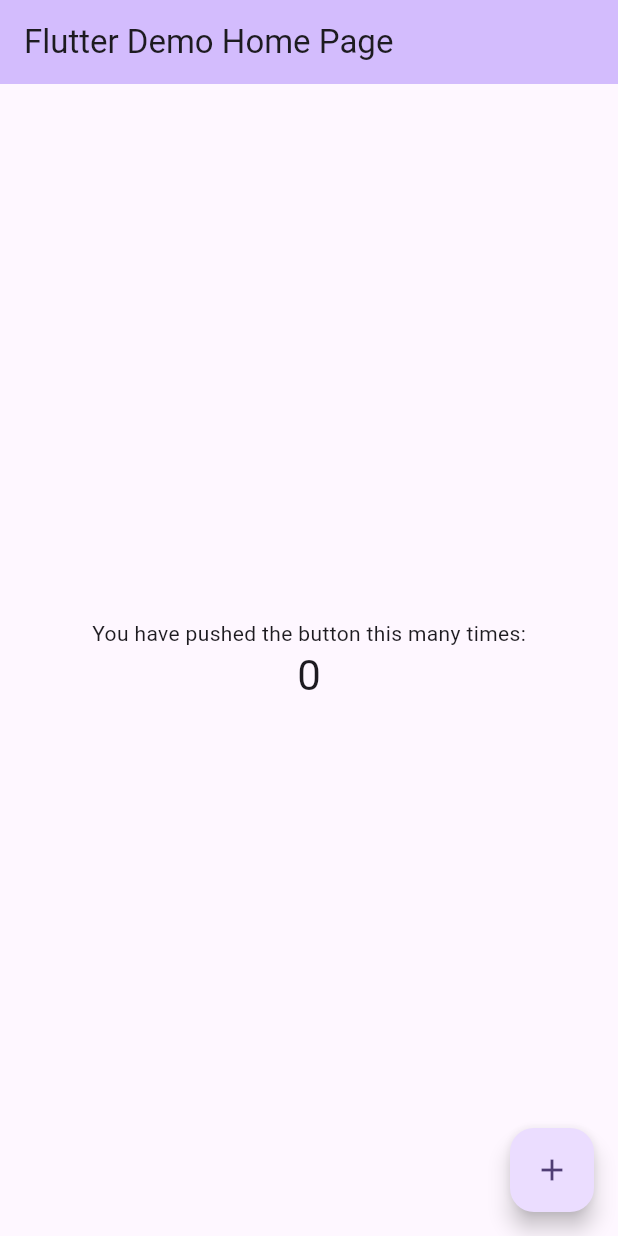
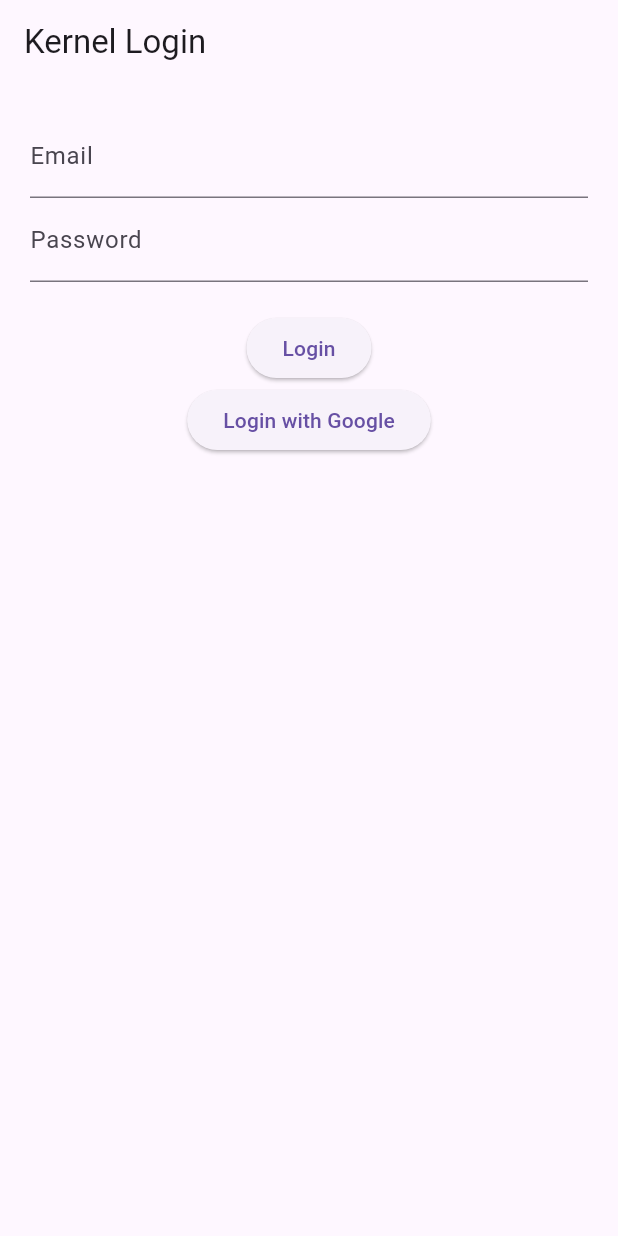
Before and after one commit to krishnakireeti-2k7/kernel, a Flutter app: the screen it shows after launch, on a phone screen of 412 x 824 dp. Run offline on Flutter 3.47's test engine with Material 3 defaults, Android fonts, the phone set to English and light mode, and no system bars; our stand-ins replace flutter_riverpod, supabase_flutter; accounts and stored records are empty.

Commit message:
project structure

```diff
--- /dev/null
+++ b/lib/features/auth/auth_controller.dart
@@ -0,0 +1,62 @@
+import 'package:flutter_riverpod/flutter_riverpod.dart';
+import 'package:supabase_flutter/supabase_flutter.dart';
+
+final authControllerProvider = Provider<AuthController>((ref) {
+  return AuthController();
+});
+
+class AuthController {
+  final SupabaseClient _client = Supabase.instance.client;
+
+  User? get currentUser => _client.auth.currentUser;
+
+  // Sign in with email
+  Future<AuthResponse> signInWithEmail(String email, String password) async {
+    final res = await _client.auth.signInWithPassword(
+      email: email,
+      password: password,
+    );
+    await _ensureUserRow();
+    return res;
+  }
+
+  // Sign up with email
+  Future<AuthResponse> signUpWithEmail(
+    String email,
+    String password, {
+    String? displayName,
+  }) async {
+    final res = await _client.auth.signUp(email: email, password: password);
+    await _ensureUserRow(displayName: displayName);
+    return res;
+  }
+
+  // Sign in with Google
+  Future<void> signInWithGoogle() async {
+    await _client.auth.signInWithOAuth(provider: Provider.google);
+    await _ensureUserRow();
+  }
+
+  // Sign out
+  Future<void> signOut() async {
+    await _client.auth.signOut();
+  }
+
+  // Ensure a row exists in users table
+  Future<void> _ensureUserRow({String? displayName}) async {
+    final user = _client.auth.currentUser;
+    if (user == null) return;
+
+    final response =
+        await _client.from('users').select().eq('id', user.id).execute();
+
+    if (response.data == null || (response.data as List).isEmpty) {
+      // Insert user row
+      await _client.from('users').insert({
+        'id': user.id,
+        'email': user.email,
+        'display_name': displayName ?? user.userMetadata?['full_name'] ?? '',
+      }).execute();
+    }
+  }
+}
--- /dev/null
+++ b/lib/features/auth/auth_page.dart
@@ -0,0 +1,59 @@
+import 'package:flutter/material.dart';
+import 'auth_controller.dart';
+import 'package:flutter_riverpod/flutter_riverpod.dart';
+
+class AuthPage extends ConsumerWidget {
+  final emailController = TextEditingController();
+  final passwordController = TextEditingController();
+
+  @override
+  Widget build(BuildContext context, WidgetRef ref) {
+    final authController = ref.read(authControllerProvider);
+
+    return Scaffold(
+      appBar: AppBar(title: Text('Kernel Login')),
+      body: Padding(
+        padding: EdgeInsets.all(20),
+        child: Column(
+          children: [
+            TextField(
+              controller: emailController,
+              decoration: InputDecoration(labelText: 'Email'),
+            ),
+            TextField(
+              controller: passwordController,
+              decoration: InputDecoration(labelText: 'Password'),
+              obscureText: true,
+            ),
+            SizedBox(height: 20),
+            ElevatedButton(
+              onPressed: () async {
+                final res = await authController.signInWithEmail(
+                  emailController.text,
+                  passwordController.text,
+                );
+                if (res.user != null) {
+                  ScaffoldMessenger.of(context).showSnackBar(
+                    SnackBar(content: Text('Logged in as ${res.user!.email}')),
+                  );
+                  // Navigate to workout templates page here later
+                } else {
+                  ScaffoldMessenger.of(
+                    context,
+                  ).showSnackBar(SnackBar(content: Text('Login failed')));
+                }
+              },
+              child: Text('Login'),
+            ),
+            ElevatedButton(
+              onPressed: () async {
+                await authController.signInWithGoogle();
+              },
+              child: Text('Login with Google'),
+            ),
+          ],
+        ),
+      ),
+    );
+  }
+}
--- a/lib/main.dart
+++ b/lib/main.dart
@@ -1,122 +1,29 @@
 import 'package:flutter/material.dart';
+import 'package:supabase_flutter/supabase_flutter.dart';
+import 'package:flutter_riverpod/flutter_riverpod.dart';
+import 'app/app_router.dart';
+import 'app/theme.dart';
+import 'features/auth/auth_page.dart';
 
-void main() {
-  runApp(const MyApp());
+void main() async {
+  WidgetsFlutterBinding.ensureInitialized();
+
+  await Supabase.initialize(
+    url: 'https://mdijnmmvgxatevyxlyne.supabase.co',
+    anonKey:
+        'eyJhbGciOiJIUzI1NiIsInR5cCI6IkpXVCJ9.eyJpc3MiOiJzdXBhYmFzZSIsInJlZiI6Im1kaWpubW12Z3hhdGV2eXhseW5lIiwicm9sZSI6ImFub25uIiwiaWF0IjoxNzYxNDU3ODQzLCJleHAiOjIwNzcwMzM4NDN9.b-rBPczSrUnAQaVSIQ8gGKdrIEP6PpJz2K_obGjGPRM',
+  );
+
+  runApp(ProviderScope(child: KernelApp()));
 }
 
-class MyApp extends StatelessWidget {
-  const MyApp({super.key});
-
-  // This widget is the root of your application.
+class KernelApp extends StatelessWidget {
   @override
   Widget build(BuildContext context) {
     return MaterialApp(
-      title: 'Flutter Demo',
-      theme: ThemeData(
-        // This is the theme of your application.
-        //
-        // TRY THIS: Try running your application with "flutter run". You'll see
-        // the application has a purple toolbar. Then, without quitting the app,
-        // try changing the seedColor in the colorScheme below to Colors.green
-        // and then invoke "hot reload" (save your changes or press the "hot
-        // reload" button in a Flutter-supported IDE, or press "r" if you used
-        // the command line to start the app).
-        //
-        // Notice that the counter didn't reset back to zero; the application
-        // state is not lost during the reload. To reset the state, use hot
-        // restart instead.
-        //
-        // This works for code too, not just values: Most code changes can be
-        // tested with just a hot reload.
-        colorScheme: ColorScheme.fromSeed(seedColor: Colors.deepPurple),
-      ),
-      home: const MyHomePage(title: 'Flutter Demo Home Page'),
+      title: 'Kernel',
+      theme: AppTheme.lightTheme,
+      home: AuthPage(), // start with login page
     );
   }
 }
-
-class MyHomePage extends StatefulWidget {
-  const MyHomePage({super.key, required this.title});
-
-  // This widget is the home page of your application. It is stateful, meaning
-  // that it has a State object (defined below) that contains fields that affect
-  // how it looks.
-
-  // This class is the configuration for the state. It holds the values (in this
-  // case the title) provided by the parent (in this case the App widget) and
-  // used by the build method of the State. Fields in a Widget subclass are
-  // always marked "final".
-
-  final String title;
-
-  @override
-  State<MyHomePage> createState() => _MyHomePageState();
-}
-
-class _MyHomePageState extends State<MyHomePage> {
-  int _counter = 0;
-
-  void _incrementCounter() {
-    setState(() {
-      // This call to setState tells the Flutter framework that something has
-      // changed in this State, which causes it to rerun the build method below
-      // so that the display can reflect the updated values. If we changed
-      // _counter without calling setState(), then the build method would not be
-      // called again, and so nothing would appear to happen.
-      _counter++;
-    });
-  }
-
-  @override
-  Widget build(BuildContext context) {
-    // This method is rerun every time setState is called, for instance as done
-    // by the _incrementCounter method above.
-    //
-    // The Flutter framework has been optimized to make rerunning build methods
-    // fast, so that you can just rebuild anything that needs updating rather
-    // than having to individually change instances of widgets.
-    return Scaffold(
-      appBar: AppBar(
-        // TRY THIS: Try changing the color here to a specific color (to
-        // Colors.amber, perhaps?) and trigger a hot reload to see the AppBar
-        // change color while the other colors stay the same.
-        backgroundColor: Theme.of(context).colorScheme.inversePrimary,
-        // Here we take the value from the MyHomePage object that was created by
-        // the App.build method, and use it to set our appbar title.
-        title: Text(widget.title),
-      ),
-      body: Center(
-        // Center is a layout widget. It takes a single child and positions it
-        // in the middle of the parent.
-        child: Column(
-          // Column is also a layout widget. It takes a list of children and
-          // arranges them vertically. By default, it sizes itself to fit its
-          // children horizontally, and tries to be as tall as its parent.
-          //
-          // Column has various properties to control how it sizes itself and
-          // how it positions its children. Here we use mainAxisAlignment to
-          // center the children vertically; the main axis here is the vertical
-          // axis because Columns are vertical (the cross axis would be
-          // horizontal).
-          //
-          // TRY THIS: Invoke "debug painting" (choose the "Toggle Debug Paint"
-          // action in the IDE, or press "p" in the console), to see the
-          // wireframe for each widget.
-          mainAxisAlignment: MainAxisAlignment.center,
-          children: <Widget>[
-            const Text('You have pushed the button this many times:'),
-            Text(
-              '$_counter',
-              style: Theme.of(context).textTheme.headlineMedium,
-            ),
-          ],
-        ),
-      ),
-      floatingActionButton: FloatingActionButton(
-        onPressed: _incrementCounter,
-        tooltip: 'Increment',
-        child: const Icon(Icons.add),
-      ), // This trailing comma makes auto-formatting nicer for build methods.
-    );
-  }
-}
```
Also changed, not shown: pubspec.yaml (+7 -0 lines), lib/app/app_router.dart (added), lib/app/theme.dart (added), lib/features/exercises/exercise_controller.dart (added), lib/features/exercises/exercise_detail_page.dart (added), lib/features/exercises/exercise_list_page.dart (added), lib/features/history/history_controller.dart (added), lib/features/history/history_page.dart (added), lib/features/workouts/workout_controller.dart (added), lib/features/workouts/workout_list_page.dart (added), lib/features/workouts/workout_session_page.dart (added), lib/providers/app_providers.dart (added), lib/services/cloud_db_service.dart (added), lib/services/exercise_catalog_service.dart (added), 2 more files, 11 other files.
